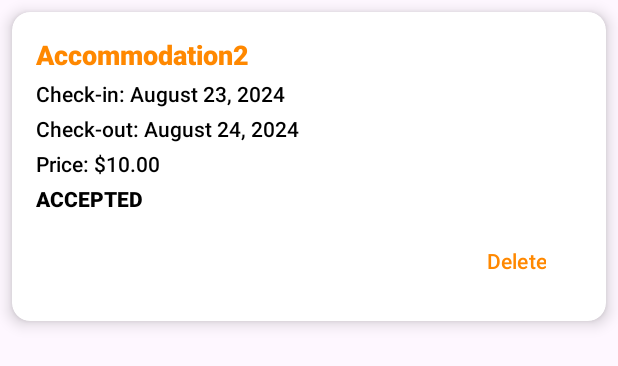
After one commit to BookingApp-Team25/booking-app-mobile, an Android app: the layout item_reservation.xml on its own in the app's theme, with its tools: preview values and no code run, on a phone screen of 412 x 824 dp. The commit adds this screen. Shown: the top 366 px of the screen. Run offline under Robolectric (Android 15) with nearby library versions, the phone set to English and light mode, and no system bars.

Commit message:
Added the guest reservations view, no search yet, also added the delete button to the cards as well as enabled delete.

```diff
--- /dev/null
+++ b/app/src/main/res/layout/item_reservation.xml
@@ -0,0 +1,70 @@
+<?xml version="1.0" encoding="utf-8"?>
+<androidx.cardview.widget.CardView xmlns:android="http://schemas.android.com/apk/res/android"
+    xmlns:app="http://schemas.android.com/apk/res-auto"
+    android:layout_width="match_parent"
+    android:layout_height="wrap_content"
+    android:layout_margin="8dp"
+    app:cardCornerRadius="12dp"
+    app:cardElevation="6dp">
+
+    <LinearLayout
+        android:layout_width="match_parent"
+        android:layout_height="wrap_content"
+        android:orientation="vertical"
+        android:padding="16dp">
+
+        <TextView
+            android:id="@+id/textViewAccommodationName"
+            android:layout_width="wrap_content"
+            android:layout_height="wrap_content"
+            android:text="Accommodation2"
+            android:textStyle="bold"
+            android:textSize="18sp"
+            android:textColor="@android:color/holo_orange_dark" />
+
+        <TextView
+            android:id="@+id/textViewStartDate"
+            android:layout_width="wrap_content"
+            android:layout_height="wrap_content"
+            android:text="Check-in: August 23, 2024"
+            android:textColor="@android:color/black"
+            android:layout_marginTop="4dp" />
+
+        <TextView
+            android:id="@+id/textViewEndDate"
+            android:layout_width="wrap_content"
+            android:layout_height="wrap_content"
+            android:text="Check-out: August 24, 2024"
+            android:textColor="@android:color/black"
+            android:layout_marginTop="4dp" />
+
+        <TextView
+            android:id="@+id/textViewPrice"
+            android:layout_width="wrap_content"
+            android:layout_height="wrap_content"
+            android:text="Price: $10.00"
+            android:textColor="@android:color/black"
+            android:layout_marginTop="4dp" />
+
+        <TextView
+            android:id="@+id/textViewStatus"
+            android:layout_width="wrap_content"
+            android:layout_height="wrap_content"
+            android:text="ACCEPTED"
+            android:textColor="@android:color/black"
+            android:layout_marginTop="4dp"
+            android:textStyle="bold" />
+
+        <Button
+            android:id="@+id/buttonDelete"
+            android:layout_width="wrap_content"
+            android:layout_height="wrap_content"
+            android:layout_gravity="end"
+            android:layout_marginTop="8dp"
+            android:text="Delete"
+            android:textColor="@android:color/holo_orange_dark"
+            android:background="?attr/selectableItemBackground"
+            android:contentDescription="@string/delete" />
+
+    </LinearLayout>
+</androidx.cardview.widget.CardView>
--- a/app/src/main/res/values/colors.xml
+++ b/app/src/main/res/values/colors.xml
@@ -8,4 +8,5 @@
     <color name="pink_300">#EF9A9A</color>
     <color name="pink_400">#E57373</color>
     <color name="blue_300">#90CAF9</color>
+    <color name="custom_green">#9e9821</color>
 </resources>
--- a/app/src/main/res/values/strings.xml
+++ b/app/src/main/res/values/strings.xml
@@ -45,6 +45,8 @@
 
     <string name="filters">Filters</string>
     <string name="reset">Reset</string>
+    <string name="delete">Delete</string>
+    <string name="your_reservations">Your reservations</string>
     <string name="search">Search</string>
     <string name="apply">Apply</string>
     <string name="category">Category</string>
```
Also changed, not shown: app/src/main/java/com/example/bookingapp/GuestReservationsViewModel.java (added, +137 -0 lines), app/src/main/java/com/example/bookingapp/activities/GuestReservationsActivity.java (+76 -3 lines), app/src/main/java/com/example/bookingapp/adapters/GuestReservationsAdapter.java (added, +93 -0 lines), app/src/main/java/com/example/bookingapp/clients/ReservationService.java (+20 -0 lines), app/src/main/java/com/example/bookingapp/dto/ReservationSummaryCollectionResponse.java (added, +32 -0 lines), app/src/main/res/layout/activity_guest_reservations.xml (+23 -8 lines).
